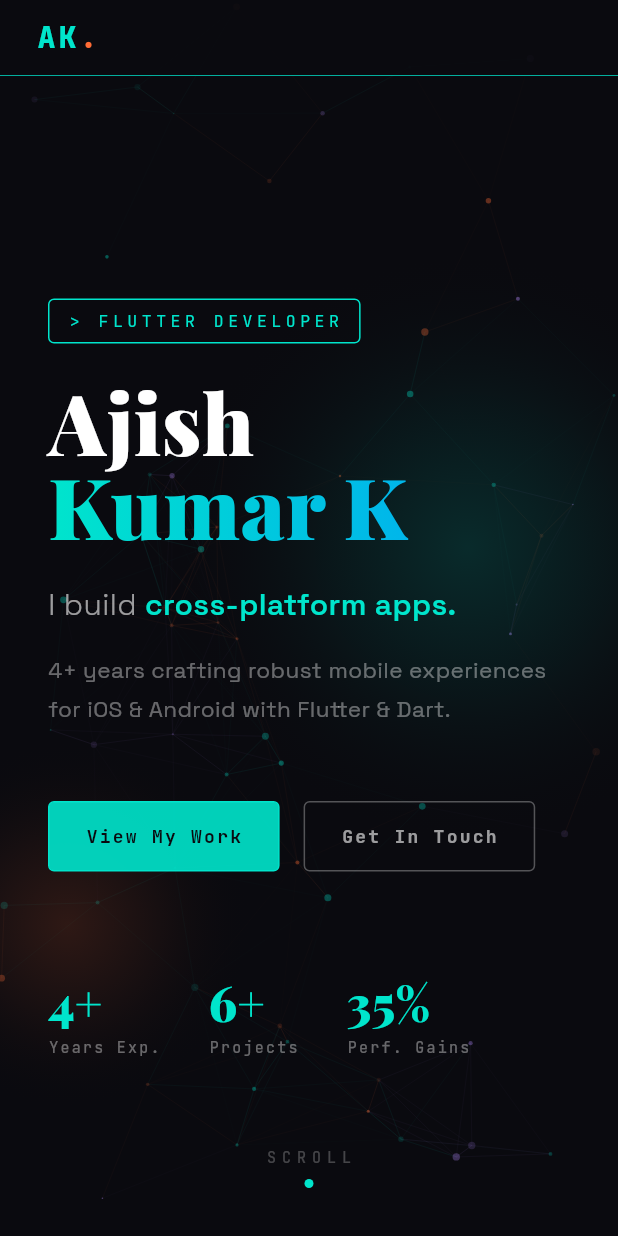
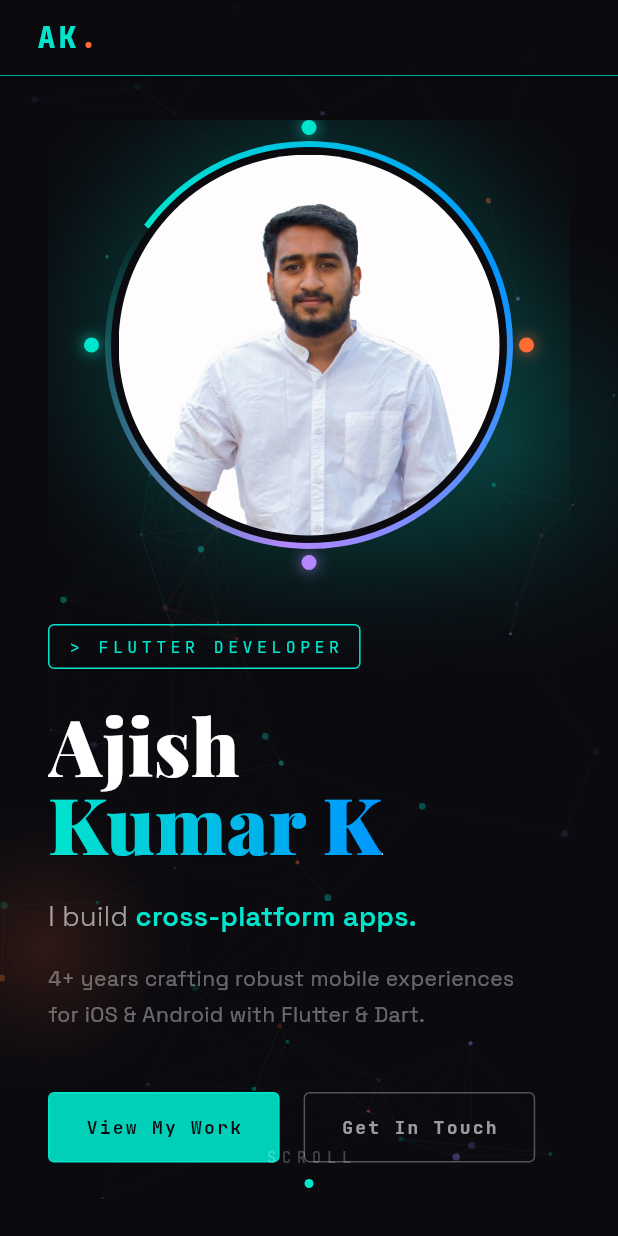
Before and after one commit to Ajish1625/my_portfolio, a Flutter app: the screen it shows after launch, on a phone screen of 412 x 824 dp. Run offline on Flutter 3.47's test engine with Material 3 defaults, Android fonts, the phone set to English and light mode, and no system bars; drawn by our look-alikes of animated_text_kit; our stand-ins replace google_fonts.

Commit message:
update commit

```diff
--- a/lib/widgets/hero_section.dart
+++ b/lib/widgets/hero_section.dart
@@ -39,46 +39,14 @@ class _HeroSectionState extends State<HeroSection>
     super.dispose();
   }
 
-  @override
-  Widget build(BuildContext context) {
-    final size = MediaQuery.of(context).size;
-
-    return Container(
-      width: double.infinity,
-      height: size.height,
-      child: Stack(
-        children: [
-          // Glowing orb
-          Positioned(
-            top: size.height * 0.2,
-            right: -100,
-            child: _GlowOrb(color: const Color(0xFF00E5CC), size: 400),
-          ),
-          Positioned(
-            bottom: size.height * 0.1,
-            left: -80,
-            child: _GlowOrb(color: const Color(0xFFFF6B35), size: 250),
-          ),
-
-          // Main content
-          Padding(
-            padding: EdgeInsets.only(
-              top: MediaQuery.of(context).padding.top + 80,
-              left: 32,
-              right: 32,
-            ),
-            child: Column(
-              crossAxisAlignment: CrossAxisAlignment.start,
-              mainAxisAlignment: MainAxisAlignment.center,
-              children: [
-                FadeTransition(
+  Widget _heroContent(BuildContext context, Size size) {
+    return FadeTransition(
       opacity: _fadeIn,
       child: SlideTransition(
         position: _slideIn,
         child: Column(
           crossAxisAlignment: CrossAxisAlignment.start,
           children: [
-                        // Greeting
             Container(
               padding: const EdgeInsets.symmetric(horizontal: 12, vertical: 6),
               decoration: BoxDecoration(
@@ -95,39 +63,36 @@ class _HeroSectionState extends State<HeroSection>
               ),
             ),
             const SizedBox(height: 24),
-
-                        // Name
             Text(
               'Ajish',
               style: GoogleFonts.playfairDisplay(
-                            fontSize: size.width > 600 ? 80 : 56,
+                fontSize: size.width > 700 ? 72 : 52,
                 fontWeight: FontWeight.w900,
                 color: Colors.white,
                 height: 1.0,
               ),
             ),
-                        Text(
+            ShaderMask(
+              shaderCallback: (bounds) => const LinearGradient(
+                colors: [Color(0xFF00E5CC), Color(0xFF0096FF)],
+              ).createShader(bounds),
+              child: Text(
                 'Kumar K',
                 style: GoogleFonts.playfairDisplay(
-                            fontSize: size.width > 600 ? 80 : 56,
+                  fontSize: size.width > 700 ? 72 : 52,
                   fontWeight: FontWeight.w900,
-                            foreground: Paint()
-                              ..shader = const LinearGradient(
-                                colors: [Color(0xFF00E5CC), Color(0xFF0096FF)],
-                              ).createShader(Rect.fromLTWH(0, 0, 400, 100)),
+                  color: Colors.white,
                   height: 1.0,
                 ),
               ),
-
+            ),
             const SizedBox(height: 24),
-
-                        // Animated role
             Row(
               children: [
                 Text(
                   'I build ',
                   style: GoogleFonts.spaceGrotesk(
-                                fontSize: 20,
+                    fontSize: 18,
                     color: Colors.white60,
                     fontWeight: FontWeight.w300,
                   ),
@@ -138,7 +103,7 @@ class _HeroSectionState extends State<HeroSection>
                     TypewriterAnimatedText(
                       'cross-platform apps.',
                       textStyle: GoogleFonts.spaceGrotesk(
-                                    fontSize: 20,
+                        fontSize: 18,
                         color: const Color(0xFF00E5CC),
                         fontWeight: FontWeight.w600,
                       ),
@@ -147,7 +112,7 @@ class _HeroSectionState extends State<HeroSection>
                     TypewriterAnimatedText(
                       'beautiful UIs.',
                       textStyle: GoogleFonts.spaceGrotesk(
-                                    fontSize: 20,
+                        fontSize: 18,
                         color: const Color(0xFFFF6B35),
                         fontWeight: FontWeight.w600,
                       ),
@@ -156,7 +121,7 @@ class _HeroSectionState extends State<HeroSection>
                     TypewriterAnimatedText(
                       'Flutter magic.',
                       textStyle: GoogleFonts.spaceGrotesk(
-                                    fontSize: 20,
+                        fontSize: 18,
                         color: const Color(0xFFB388FF),
                         fontWeight: FontWeight.w600,
                       ),
@@ -166,40 +131,24 @@ class _HeroSectionState extends State<HeroSection>
                 ),
               ],
             ),
-
             const SizedBox(height: 16),
-
             Text(
               '4+ years crafting robust mobile experiences\nfor iOS & Android with Flutter & Dart.',
               style: GoogleFonts.spaceGrotesk(
-                            fontSize: 15,
+                fontSize: 14,
                 color: Colors.white38,
                 height: 1.7,
               ),
             ),
-
-                        const SizedBox(height: 48),
-
-                        // CTA buttons
+            const SizedBox(height: 40),
             Row(
               children: [
-                            _CTAButton(
-                              label: 'View My Work',
-                              isPrimary: true,
-                              onTap: widget.onExplore,
-                            ),
+                _CTAButton(label: 'View My Work', isPrimary: true, onTap: widget.onExplore),
                 const SizedBox(width: 16),
-                            _CTAButton(
-                              label: 'Get In Touch',
-                              isPrimary: false,
-                              onTap: widget.onExplore,
-                            ),
+                _CTAButton(label: 'Get In Touch', isPrimary: false, onTap: widget.onExplore),
               ],
             ),
-
-                        const SizedBox(height: 64),
-
-                        // Stats row
+            const SizedBox(height: 52),
             Row(
               children: [
                 _StatChip(value: '4+', label: 'Years Exp.'),
@@ -212,12 +161,62 @@ class _HeroSectionState extends State<HeroSection>
           ],
         ),
       ),
+    );
+  }
+
+  @override
+  Widget build(BuildContext context) {
+    final size = MediaQuery.of(context).size;
+
+    return SizedBox(
+      width: double.infinity,
+      height: size.height,
+      child: Stack(
+        children: [
+          Positioned(
+            top: size.height * 0.15,
+            right: -100,
+            child: _GlowOrb(color: const Color(0xFF00E5CC), size: 350),
           ),
+          Positioned(
+            bottom: size.height * 0.1,
+            left: -80,
+            child: _GlowOrb(color: const Color(0xFFFF6B35), size: 220),
+          ),
+          Padding(
+            padding: EdgeInsets.only(
+              top: MediaQuery.of(context).padding.top + 80,
+              left: 32,
+              right: 32,
+            ),
+            child: size.width > 700
+                ? Row(
+              crossAxisAlignment: CrossAxisAlignment.center,
+              children: [
+                Expanded(child: _heroContent(context, size)),
+                const SizedBox(width: 48),
+                FadeTransition(
+                  opacity: _fadeIn,
+                  child: const _ProfileImage(),
+                ),
+              ],
+            )
+                : SingleChildScrollView(
+              child: Column(
+                crossAxisAlignment: CrossAxisAlignment.start,
+                children: [
+                  Center(
+                    child: FadeTransition(
+                      opacity: _fadeIn,
+                      child: const _ProfileImage(),
+                    ),
+                  ),
+                  const SizedBox(height: 36),
+                  _heroContent(context, size),
                 ],
               ),
             ),
-
-          // Scroll indicator
+          ),
           Positioned(
             bottom: 32,
             left: 0,
@@ -245,6 +244,142 @@ class _HeroSectionState extends State<HeroSection>
     );
   }
 }
+
+// ── Profile Image ──────────────────────────────────────────────────────────────
+
+class _ProfileImage extends StatefulWidget {
+  const _ProfileImage();
+
+  @override
+  State<_ProfileImage> createState() => _ProfileImageState();
+}
+
+class _ProfileImageState extends State<_ProfileImage>
+    with SingleTickerProviderStateMixin {
+  late AnimationController _pulse;
+
+  @override
+  void initState() {
+    super.initState();
+    _pulse = AnimationController(
+      vsync: this,
+      duration: const Duration(seconds: 3),
+    )..repeat(reverse: true);
+  }
+
+  @override
+  void dispose() {
+    _pulse.dispose();
+    super.dispose();
+  }
+
+  List<Widget> _accentDots() {
+    final positions = [
+      const Offset(0, -145),
+      const Offset(145, 0),
+      const Offset(0, 145),
+      const Offset(-145, 0),
+    ];
+    final colors = [
+      const Color(0xFF00E5CC),
+      const Color(0xFFFF6B35),
+      const Color(0xFFB388FF),
+      const Color(0xFF00E5CC),
+    ];
+    return List.generate(4, (i) {
+      return Transform.translate(
+        offset: positions[i],
+        child: Container(
+          width: 10,
+          height: 10,
+          decoration: BoxDecoration(
+            shape: BoxShape.circle,
+            color: colors[i],
+            boxShadow: [
+              BoxShadow(color: colors[i].withOpacity(0.8), blurRadius: 8),
+            ],
+          ),
+        ),
+      );
+    });
+  }
+
+  @override
+  Widget build(BuildContext context) {
+    return AnimatedBuilder(
+      animation: _pulse,
+      builder: (_, __) {
+        return SizedBox(
+          width: 300,
+          height: 300,
+          child: Stack(
+            alignment: Alignment.center,
+            children: [
+              // Outer pulsing glow
+              Container(
+                width: 290,
+                height: 290,
+                decoration: BoxDecoration(
+                  shape: BoxShape.circle,
+                  boxShadow: [
+                    BoxShadow(
+                      color: const Color(0xFF00E5CC)
+                          .withOpacity(0.08 + _pulse.value * 0.12),
+                      blurRadius: 40 + _pulse.value * 30,
+                      spreadRadius: 10 + _pulse.value * 10,
+                    ),
+                  ],
+                ),
+              ),
+              // Rotating gradient ring
+              Transform.rotate(
+                angle: _pulse.value * math.pi * 2,
+                child: Container(
+                  width: 272,
+                  height: 272,
+                  decoration: const BoxDecoration(
+                    shape: BoxShape.circle,
+                    gradient: SweepGradient(
+                      colors: [
+                        Color(0xFF00E5CC),
+                        Color(0xFF0096FF),
+                        Color(0xFFB388FF),
+                        Color(0x0000E5CC),
+                      ],
+                    ),
+                  ),
+                ),
+              ),
+              // Dark gap ring
+              Container(
+                width: 264,
+                height: 264,
+                decoration: const BoxDecoration(
+                  shape: BoxShape.circle,
+                  color: Color(0xFF0A0A0F),
+                ),
+              ),
+              // Photo
+              ClipOval(
+                child: Image.asset(
+                  'assets/images/ajish.jpg',
+                  width: 254,
+                  height: 254,
+                  fit: BoxFit.cover,
+                  alignment: Alignment.topCenter,
+                ),
+              ),
+              // Accent dots
+              ..._accentDots(),
+            ],
+          ),
+        );
+      },
+    );
+  }
+}
+
+// ── Supporting widgets ─────────────────────────────────────────────────────────
 
 class _GlowOrb extends StatelessWidget {
   final Color color;
@@ -274,12 +409,7 @@ class _CTAButton extends StatefulWidget {
   final String label;
   final bool isPrimary;
   final VoidCallback onTap;
-
-  const _CTAButton({
-    required this.label,
-    required this.isPrimary,
-    required this.onTap,
-  });
+  const _CTAButton({required this.label, required this.isPrimary, required this.onTap});
 
   @override
   State<_CTAButton> createState() => _CTAButtonState();
@@ -303,9 +433,7 @@ class _CTAButtonState extends State<_CTAButton> {
                 ? (_hovered ? const Color(0xFF00E5CC) : const Color(0xFF00E5CC).withOpacity(0.9))
                 : Colors.transparent,
             border: Border.all(
-              color: widget.isPrimary
-                  ? const Color(0xFF00E5CC)
-                  : Colors.white30,
+              color: widget.isPrimary ? const Color(0xFF00E5CC) : Colors.white30,
               width: 1,
             ),
             borderRadius: BorderRadius.circular(4),
@@ -315,9 +443,7 @@ class _CTAButtonState extends State<_CTAButton> {
             style: GoogleFonts.jetBrainsMono(
               fontSize: 12,
               fontWeight: FontWeight.w700,
-              color: widget.isPrimary
-                  ? const Color(0xFF0A0A0F)
-                  : Colors.white60,
+              color: widget.isPrimary ? const Color(0xFF0A0A0F) : Colors.white60,
               letterSpacing: 1.5,
             ),
           ),
@@ -340,7 +466,7 @@ class _StatChip extends StatelessWidget {
         Text(
           value,
           style: GoogleFonts.playfairDisplay(
-            fontSize: 32,
+            fontSize: 30,
             fontWeight: FontWeight.w900,
             color: const Color(0xFF00E5CC),
           ),
@@ -348,7 +474,7 @@ class _StatChip extends StatelessWidget {
         Text(
           label,
           style: GoogleFonts.jetBrainsMono(
-            fontSize: 10,
+            fontSize: 9,
             color: Colors.white38,
             letterSpacing: 1.5,
           ),
--- a/pubspec.yaml
+++ b/pubspec.yaml
@@ -23,3 +23,5 @@ dev_dependencies:
 
 flutter:
   uses-material-design: true
+  assets:
+    - assets/images/ajish.jpg
```
Also changed, not shown: assets/images/ajish.jpg (added). Lines whose indentation alone changed are shown as unchanged.
